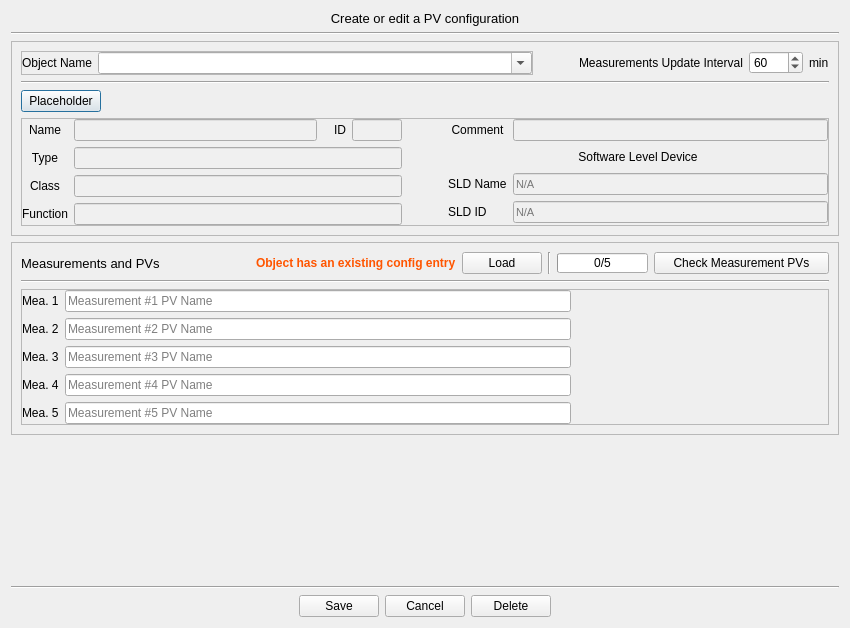
Old version of the form ServiceManager/GUI/layouts/ConfigEntry.ui in the repository ISISNeutronMuon/HLM_PV_Import.
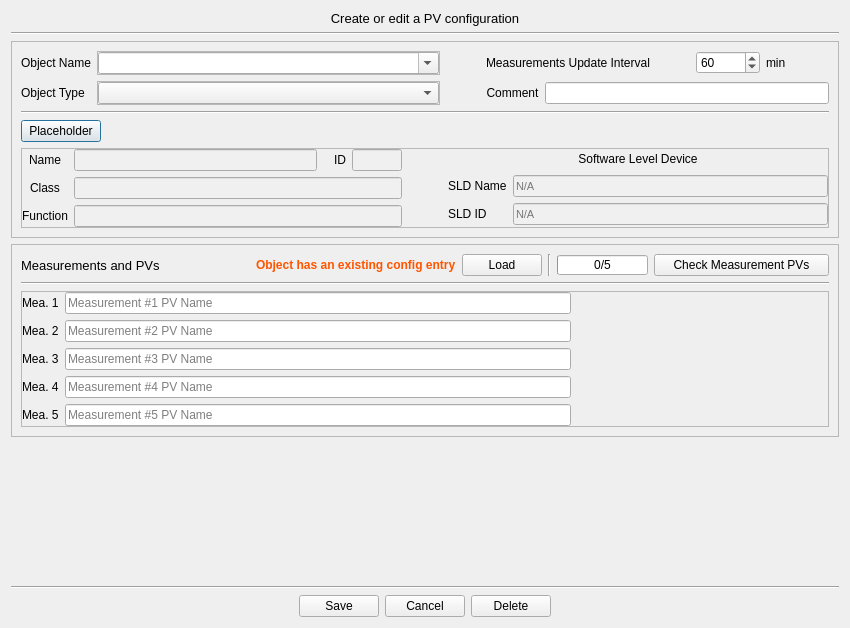
New version of the form.

Commit message: Added option to create object when adding PV config, adjusted ConfigEntry.ui, added new DBUtils methods

The edit to the form file:
```diff
--- a/ServiceManager/GUI/layouts/ConfigEntry.ui
+++ b/ServiceManager/GUI/layouts/ConfigEntry.ui
@@ -24,7 +24,7 @@
   <property name="windowTitle">
    <string>Object PV Configuration</string>
   </property>
-  <layout class="QVBoxLayout" name="verticalLayout_6">
+  <layout class="QVBoxLayout" name="verticalLayout_5">
    <item>
     <widget class="QLabel" name="objectTitleLabel">
      <property name="minimumSize">
@@ -61,85 +61,56 @@
      <property name="frameShadow">
       <enum>QFrame::Raised</enum>
      </property>
-     <layout class="QVBoxLayout" name="verticalLayout_5">
+     <layout class="QVBoxLayout" name="verticalLayout_4">
       <item>
-       <layout class="QVBoxLayout" name="verticalLayout_4">
-        <property name="bottomMargin">
-         <number>0</number>
-        </property>
-        <item>
-         <layout class="QHBoxLayout" name="horizontalLayout">
+       <layout class="QGridLayout" name="gridLayout_4">
+        <item row="0" column="0">
+         <widget class="QLabel" name="objectNameLabel">
+          <property name="font">
+           <font>
+            <pointsize>9</pointsize>
+           </font>
+          </property>
+          <property name="text">
+           <string>Object Name</string>
+          </property>
+          <property name="alignment">
+           <set>Qt::AlignLeading|Qt::AlignLeft|Qt::AlignVCenter</set>
+          </property>
+         </widget>
+        </item>
+        <item row="0" column="2">
+         <spacer name="horizontalSpacer">
+          <property name="orientation">
+           <enum>Qt::Horizontal</enum>
+          </property>
+          <property name="sizeType">
+           <enum>QSizePolicy::Fixed</enum>
+          </property>
+          <property name="sizeHint" stdset="0">
+           <size>
+            <width>40</width>
+            <height>20</height>
+           </size>
+          </property>
+         </spacer>
+        </item>
+        <item row="0" column="3">
+         <layout class="QHBoxLayout" name="horizontalLayout_3">
           <item>
-           <widget class="QFrame" name="objectNameFrame">
-            <property name="styleSheet">
-             <string notr="true"/>
+           <widget class="QLabel" name="logIntervalLabel">
+            <property name="font">
+             <font>
+              <pointsize>9</pointsize>
+             </font>
             </property>
-            <property name="frameShape">
-             <enum>QFrame::StyledPanel</enum>
+            <property name="text">
+             <string>Measurements Update Interval</string>
             </property>
-            <property name="frameShadow">
-             <enum>QFrame::Raised</enum>
-            </property>
-            <layout class="QHBoxLayout" name="horizontalLayout_7">
-             <property name="leftMargin">
-              <number>0</number>
-             </property>
-             <property name="topMargin">
-              <number>0</number>
-             </property>
-             <property name="rightMargin">
-              <number>0</number>
-             </property>
-             <property name="bottomMargin">
-              <number>0</number>
-             </property>
-             <item>
-              <widget class="QLabel" name="objectNameLabel">
-               <property name="font">
-                <font>
-                 <pointsize>9</pointsize>
-                </font>
-               </property>
-               <property name="text">
-                <string>Object Name</string>
-               </property>
-               <property name="alignment">
-                <set>Qt::AlignCenter</set>
-               </property>
-              </widget>
-             </item>
-             <item>
-              <widget class="QComboBox" name="objectNameCB">
-               <property name="sizePolicy">
-                <sizepolicy hsizetype="Expanding" vsizetype="Fixed">
-                 <horstretch>0</horstretch>
-                 <verstretch>0</verstretch>
-                </sizepolicy>
-               </property>
-               <property name="font">
-                <font>
-                 <pointsize>9</pointsize>
-                </font>
-               </property>
-               <property name="focusPolicy">
-                <enum>Qt::StrongFocus</enum>
-               </property>
-               <property name="toolTip">
-                <string>Name of the object for which to add/edit configuration.</string>
-               </property>
-               <property name="whatsThis">
-                <string>The name of the object whose configuration to add/edit. It can be selected from the list of existing database objects, or typed and created with default values (depending on its type).</string>
-               </property>
-               <property name="editable">
-                <bool>true</bool>
-               </property>
-              </widget>
-             </item>
-            </layout>
            </widget>
           </item>
           <item>
-           <spacer name="horizontalSpacer">
+           <spacer name="horizontalSpacer_18">
             <property name="orientation">
              <enum>Qt::Horizontal</enum>
             </property>
@@ -155,59 +126,221 @@
            </spacer>
           </item>
           <item>
-           <layout class="QHBoxLayout" name="horizontalLayout_3">
-            <item>
-             <widget class="QLabel" name="logIntervalLabel">
-              <property name="font">
-               <font>
-                <pointsize>9</pointsize>
-               </font>
-              </property>
-              <property name="text">
-               <string>Measurements Update Interval</string>
-              </property>
-             </widget>
-            </item>
-            <item>
-             <widget class="QSpinBox" name="logIntervalSpinBox">
-              <property name="font">
-               <font>
-                <pointsize>9</pointsize>
-               </font>
-              </property>
-              <property name="focusPolicy">
-               <enum>Qt::StrongFocus</enum>
-              </property>
-              <property name="toolTip">
-               <string>How often the measurement values will be updated.</string>
-              </property>
-              <property name="whatsThis">
-               <string>The helium database measurements logging period for the object (how often it will be updated).</string>
-              </property>
-              <property name="minimum">
-               <number>1</number>
-              </property>
-              <property name="maximum">
-               <number>9999</number>
-              </property>
-              <property name="value">
-               <number>60</number>
-              </property>
-             </widget>
-            </item>
-            <item>
-             <widget class="QLabel" name="logIntervalLabel_2">
-              <property name="font">
-               <font>
-                <pointsize>9</pointsize>
-               </font>
-              </property>
-              <property name="text">
-               <string>min</string>
-              </property>
-             </widget>
-            </item>
-           </layout>
+           <widget class="QSpinBox" name="logIntervalSpinBox">
+            <property name="font">
+             <font>
+              <pointsize>9</pointsize>
+             </font>
+            </property>
+            <property name="focusPolicy">
+             <enum>Qt::StrongFocus</enum>
+            </property>
+            <property name="toolTip">
+             <string>How often the measurement values will be updated.</string>
+            </property>
+            <property name="whatsThis">
+             <string>The helium database measurements logging period for the object (how often it will be updated).</string>
+            </property>
+            <property name="minimum">
+             <number>1</number>
+            </property>
+            <property name="maximum">
+             <number>9999</number>
+            </property>
+            <property name="value">
+             <number>60</number>
+            </property>
+           </widget>
+          </item>
+          <item>
+           <widget class="QLabel" name="logIntervalLabel_2">
+            <property name="font">
+             <font>
+              <pointsize>9</pointsize>
+             </font>
+            </property>
+            <property name="text">
+             <string>min</string>
+            </property>
+           </widget>
+          </item>
+         </layout>
+        </item>
+        <item row="1" column="0">
+         <widget class="QLabel" name="objectTypeLabel">
+          <property name="font">
+           <font>
+            <pointsize>9</pointsize>
+           </font>
+          </property>
+          <property name="text">
+           <string>Object Type</string>
+          </property>
+          <property name="alignment">
+           <set>Qt::AlignLeading|Qt::AlignLeft|Qt::AlignVCenter</set>
+          </property>
+         </widget>
+        </item>
+        <item row="1" column="1">
+         <widget class="QFrame" name="objectTypeFrame">
+          <property name="frameShape">
+           <enum>QFrame::StyledPanel</enum>
+          </property>
+          <property name="frameShadow">
+           <enum>QFrame::Raised</enum>
+          </property>
+          <layout class="QHBoxLayout" name="horizontalLayout_5">
+           <property name="leftMargin">
+            <number>0</number>
+           </property>
+           <property name="topMargin">
+            <number>0</number>
+           </property>
+           <property name="rightMargin">
+            <number>0</number>
+           </property>
+           <property name="bottomMargin">
+            <number>0</number>
+           </property>
+           <item>
+            <widget class="QComboBox" name="objectTypeCB">
+             <property name="sizePolicy">
+              <sizepolicy hsizetype="Expanding" vsizetype="Fixed">
+               <horstretch>0</horstretch>
+               <verstretch>0</verstretch>
+              </sizepolicy>
+             </property>
+             <property name="font">
+              <font>
+               <pointsize>9</pointsize>
+              </font>
+             </property>
+             <property name="focusPolicy">
+              <enum>Qt::StrongFocus</enum>
+             </property>
+             <property name="toolTip">
+              <string>The type of the object.</string>
+             </property>
+             <property name="whatsThis">
+              <string>If the object was not found in the database, a new one can be created with blank/default values as long as the name and type are provided.</string>
+             </property>
+             <property name="editable">
+              <bool>false</bool>
+             </property>
+            </widget>
+           </item>
+          </layout>
+         </widget>
+        </item>
+        <item row="0" column="1">
+         <widget class="QFrame" name="objectNameFrame">
+          <property name="styleSheet">
+           <string notr="true"/>
+          </property>
+          <property name="frameShape">
+           <enum>QFrame::StyledPanel</enum>
+          </property>
+          <property name="frameShadow">
+           <enum>QFrame::Raised</enum>
+          </property>
+          <layout class="QHBoxLayout" name="horizontalLayout_7">
+           <property name="leftMargin">
+            <number>0</number>
+           </property>
+           <property name="topMargin">
+            <number>0</number>
+           </property>
+           <property name="rightMargin">
+            <number>0</number>
+           </property>
+           <property name="bottomMargin">
+            <number>0</number>
+           </property>
+           <item>
+            <widget class="QComboBox" name="objectNameCB">
+             <property name="sizePolicy">
+              <sizepolicy hsizetype="Expanding" vsizetype="Fixed">
+               <horstretch>0</horstretch>
+               <verstretch>0</verstretch>
+              </sizepolicy>
+             </property>
+             <property name="font">
+              <font>
+               <pointsize>9</pointsize>
+              </font>
+             </property>
+             <property name="focusPolicy">
+              <enum>Qt::StrongFocus</enum>
+             </property>
+             <property name="toolTip">
+              <string>Name of the object for which to add/edit configuration.</string>
+             </property>
+             <property name="whatsThis">
+              <string>The name of the object whose configuration to add/edit. It can be selected from the list of existing database objects, or typed and created with default values (depending on its type).</string>
+             </property>
+             <property name="editable">
+              <bool>true</bool>
+             </property>
+            </widget>
+           </item>
+          </layout>
+         </widget>
+        </item>
+        <item row="1" column="3">
+         <layout class="QHBoxLayout" name="horizontalLayout_10">
+          <item>
+           <widget class="QLabel" name="objectCommentLabel">
+            <property name="maximumSize">
+             <size>
+              <width>75</width>
+              <height>16777215</height>
+             </size>
+            </property>
+            <property name="font">
+             <font>
+              <pointsize>9</pointsize>
+             </font>
+            </property>
+            <property name="text">
+             <string>Comment</string>
+            </property>
+            <property name="alignment">
+             <set>Qt::AlignCenter</set>
+            </property>
+           </widget>
+          </item>
+          <item>
+           <widget class="QLineEdit" name="objectCommentLineEdit">
+            <property name="maximumSize">
+             <size>
+              <width>16777215</width>
+              <height>16777215</height>
+             </size>
+            </property>
+            <property name="font">
+             <font>
+              <pointsize>9</pointsize>
+             </font>
+            </property>
+            <property name="focusPolicy">
+             <enum>Qt::StrongFocus</enum>
+            </property>
+            <property name="toolTip">
+             <string>Comments regarding the object.</string>
+            </property>
+            <property name="whatsThis">
+             <string>Comments regarding this object.</string>
+            </property>
+            <property name="styleSheet">
+             <string notr="true"/>
+            </property>
+            <property name="text">
+             <string/>
+            </property>
+            <property name="readOnly">
+             <bool>false</bool>
+            </property>
+           </widget>
           </item>
          </layout>
         </item>
@@ -221,7 +354,7 @@
        </widget>
       </item>
       <item>
-       <layout class="QHBoxLayout" name="horizontalLayout_5">
+       <layout class="QHBoxLayout" name="horizontalLayout">
         <item>
          <widget class="QPushButton" name="objectDetailsButton">
           <property name="font">
@@ -286,6 +419,60 @@
           <layout class="QHBoxLayout" name="horizontalLayout_2">
            <item>
             <layout class="QGridLayout" name="gridLayout">
+             <item row="2" column="1" colspan="4">
+              <widget class="QLineEdit" name="objectFunctionLineEdit">
+               <property name="maximumSize">
+                <size>
+                 <width>16777215</width>
+                 <height>16777215</height>
+                </size>
+               </property>
+               <property name="font">
+                <font>
+                 <pointsize>8</pointsize>
+                </font>
+               </property>
+               <property name="focusPolicy">
+                <enum>Qt::NoFocus</enum>
+               </property>
+               <property name="toolTip">
+                <string>The function of the object.</string>
+               </property>
+               <property name="whatsThis">
+                <string>The object's function, describing the overall purpose of the device.</string>
+               </property>
+               <property name="styleSheet">
+                <string notr="true">background-color: #F0F0F0;</string>
+               </property>
+               <property name="text">
+                <string/>
+               </property>
+               <property name="readOnly">
+                <bool>true</bool>
+               </property>
+              </widget>
+             </item>
+             <item row="2" column="0">
+              <widget class="QLabel" name="objectFunctionLabel">
+               <property name="maximumSize">
+                <size>
+                 <width>75</width>
+                 <height>16777215</height>
+                </size>
+               </property>
+               <property name="font">
+                <font>
+                 <pointsize>9</pointsize>
+                </font>
+               </property>
+               <property name="text">
+                <string>Function</string>
+               </property>
+               <property name="alignment">
+                <set>Qt::AlignCenter</set>
+               </property>
+              </widget>
+             </item>
              <item row="0" column="0">
               <widget class="QLabel" name="objectNameDetailsLbl">
                <property name="maximumSize">
@@ -337,39 +524,6 @@
                </property>
               </widget>
              </item>
-             <item row="0" column="1">
-              <widget class="QLineEdit" name="objectNameDetailsLineEdit">
-               <property name="maximumSize">
-                <size>
-                 <width>16777215</width>
-                 <height>16777215</height>
-                </size>
-               </property>
-               <property name="font">
-                <font>
-                 <pointsize>8</pointsize>
-                </font>
-               </property>
-               <property name="focusPolicy">
-                <enum>Qt::NoFocus</enum>
-               </property>
-               <property name="toolTip">
-                <string>The name of the object, as it is in the DB record.</string>
-               </property>
-               <property name="whatsThis">
-                <string>The name of the object as it is in the helium DB.</string>
-               </property>
-               <property name="styleSheet">
-                <string notr="true">background-color: #F0F0F0;</string>
-               </property>
-               <property name="text">
-                <string/>
-               </property>
-               <property name="readOnly">
-                <bool>true</bool>
-               </property>
-              </widget>
-             </item>
              <item row="0" column="2">
               <spacer name="horizontalSpacer_15">
                <property name="orientation">
@@ -402,8 +556,8 @@
                </property>
               </widget>
              </item>
-             <item row="1" column="1" colspan="4">
-              <widget class="QLineEdit" name="objectTypeLineEdit">
+             <item row="0" column="1">
+              <widget class="QLineEdit" name="objectNameDetailsLineEdit">
                <property name="maximumSize">
                 <size>
                  <width>16777215</width>
@@ -419,10 +573,10 @@
                 <enum>Qt::NoFocus</enum>
                </property>
                <property name="toolTip">
-                <string>The type of the object.</string>
+                <string>The name of the object, as it is in the DB record.</string>
                </property>
                <property name="whatsThis">
-                <string>The object's type.</string>
+                <string>The name of the object as it is in the helium DB.</string>
                </property>
                <property name="styleSheet">
                 <string notr="true">background-color: #F0F0F0;</string>
@@ -436,27 +590,6 @@
               </widget>
              </item>
              <item row="1" column="0">
-              <widget class="QLabel" name="objectTypeLabel">
-               <property name="maximumSize">
-                <size>
-                 <width>75</width>
-                 <height>16777215</height>
-                </size>
-               </property>
-               <property name="font">
-                <font>
-                 <pointsize>9</pointsize>
-                </font>
-               </property>
-               <property name="text">
-                <string>Type</string>
-               </property>
-               <property name="alignment">
-                <set>Qt::AlignCenter</set>
-               </property>
-              </widget>
-             </item>
-             <item row="2" column="0">
               <widget class="QLabel" name="objectClassLabel">
                <property name="maximumSize">
                 <size>
@@ -477,7 +610,7 @@
                </property>
               </widget>
              </item>
-             <item row="2" column="1" colspan="4">
+             <item row="1" column="1" colspan="4">
               <widget class="QLineEdit" name="objectClassLineEdit">
                <property name="maximumSize">
                 <size>
@@ -510,60 +643,6 @@
                </property>
               </widget>
              </item>
-             <item row="3" column="0">
-              <widget class="QLabel" name="objectFunctionLabel">
-               <property name="maximumSize">
-                <size>
-                 <width>75</width>
-                 <height>16777215</height>
-                </size>
-               </property>
-               <property name="font">
-                <font>
-                 <pointsize>9</pointsize>
-                </font>
-               </property>
-               <property name="text">
-                <string>Function</string>
-               </property>
-               <property name="alignment">
-                <set>Qt::AlignCenter</set>
-               </property>
-              </widget>
-             </item>
-             <item row="3" column="1" colspan="4">
-              <widget class="QLineEdit" name="objectFunctionLineEdit">
-               <property name="maximumSize">
-                <size>
-                 <width>16777215</width>
-                 <height>16777215</height>
-                </size>
-               </property>
-               <property name="font">
-                <font>
-                 <pointsize>8</pointsize>
-                </font>
-               </property>
-               <property name="focusPolicy">
-                <enum>Qt::NoFocus</enum>
-               </property>
-               <property name="toolTip">
-                <string>The function of the object.</string>
-               </property>
-               <property name="whatsThis">
-                <string>The object's function, describing the overall purpose of the device.</string>
-               </property>
-               <property name="styleSheet">
-                <string notr="true">background-color: #F0F0F0;</string>
-               </property>
-               <property name="text">
-                <string/>
-               </property>
-               <property name="readOnly">
-                <bool>true</bool>
-               </property>
-              </widget>
-             </item>
             </layout>
            </item>
            <item>
@@ -584,121 +663,7 @@
            </item>
            <item>
             <layout class="QGridLayout" name="gridLayout_2">
-             <item row="0" column="0">
-              <widget class="QLabel" name="objectCommentLabel">
-               <property name="maximumSize">
-                <size>
-                 <width>75</width>
-                 <height>16777215</height>
-                </size>
-               </property>
-               <property name="font">
-                <font>
-                 <pointsize>9</pointsize>
-                </font>
-               </property>
-               <property name="text">
-                <string>Comment</string>
-               </property>
-               <property name="alignment">
-                <set>Qt::AlignCenter</set>
-               </property>
-              </widget>
-             </item>
-             <item row="2" column="1">
-              <widget class="QLineEdit" name="SLDNameLineEdit">
-               <property name="font">
-                <font>
-                 <pointsize>8</pointsize>
-                </font>
-               </property>
-               <property name="focusPolicy">
-                <enum>Qt::NoFocus</enum>
-               </property>
-               <property name="toolTip">
-                <string>The name of the Software Level Device attached to this object, if exists.</string>
-               </property>
-               <property name="whatsThis">
-                <string>The name of the Software Level Device linked to this object. A SLD &quot;stands&quot; between the object itself and its measurements, acting as a &quot;middle-man&quot;. Cryostats, vessels and gas counters require a SLD.</string>
-               </property>
-               <property name="styleSheet">
-                <string notr="true">background-color: #F0F0F0;</string>
-               </property>
-               <property name="placeholderText">
-                <string>N/A</string>
-               </property>
-              </widget>
-             </item>
-             <item row="1" column="0" colspan="2">
-              <widget class="QLabel" name="softwareLevelDeviceLabel">
-               <property name="enabled">
-                <bool>true</bool>
-               </property>
-               <property name="maximumSize">
-                <size>
-                 <width>16777215</width>
-                 <height>20</height>
-                </size>
-               </property>
-               <property name="font">
-                <font>
-                 <pointsize>9</pointsize>
-                </font>
-               </property>
-               <property name="text">
-                <string>Software Level Device</string>
-               </property>
-               <property name="alignment">
-                <set>Qt::AlignCenter</set>
-               </property>
-              </widget>
-             </item>
              <item row="2" column="0">
-              <widget class="QLabel" name="SLDNameLabel">
-               <property name="font">
-                <font>
-                 <pointsize>9</pointsize>
-                </font>
-               </property>
-               <property name="text">
-                <string>SLD Name</string>
-               </property>
-              </widget>
-             </item>
-             <item row="0" column="1">
-              <widget class="QLineEdit" name="objectCommentLineEdit">
-               <property name="maximumSize">
-                <size>
-                 <width>16777215</width>
-                 <height>16777215</height>
-                </size>
-               </property>
-               <property name="font">
-                <font>
-                 <pointsize>8</pointsize>
-                </font>
-               </property>
-               <property name="focusPolicy">
-                <enum>Qt::NoFocus</enum>
-               </property>
-               <property name="toolTip">
-                <string>Comments regarding the object.</string>
-               </property>
-               <property name="whatsThis">
-                <string>Comments regarding this object.</string>
-               </property>
-               <property name="styleSheet">
-                <string notr="true">background-color: #F0F0F0;</string>
-               </property>
-               <property name="text">
-                <string/>
-               </property>
-               <property name="readOnly">
-                <bool>true</bool>
-               </property>
-              </widget>
-             </item>
-             <item row="3" column="0">
               <widget class="QLabel" name="SLDIDLabel">
                <property name="font">
                 <font>
@@ -710,13 +675,16 @@
                </property>
               </widget>
              </item>
-             <item row="3" column="1">
+             <item row="2" column="1">
               <widget class="QLineEdit" name="SLDIDLineEdit">
                <property name="font">
                 <font>
                  <pointsize>8</pointsize>
                 </font>
                </property>
+               <property name="cursor">
+                <cursorShape>ArrowCursor</cursorShape>
+               </property>
                <property name="focusPolicy">
                 <enum>Qt::NoFocus</enum>
                </property>
@@ -734,6 +702,69 @@
                </property>
               </widget>
              </item>
+             <item row="0" column="0" colspan="2">
+              <widget class="QLabel" name="softwareLevelDeviceLabel">
+               <property name="enabled">
+                <bool>true</bool>
+               </property>
+               <property name="maximumSize">
+                <size>
+                 <width>16777215</width>
+                 <height>20</height>
+                </size>
+               </property>
+               <property name="font">
+                <font>
+                 <pointsize>9</pointsize>
+                </font>
+               </property>
+               <property name="text">
+                <string>Software Level Device</string>
+               </property>
+               <property name="alignment">
+                <set>Qt::AlignCenter</set>
+               </property>
+              </widget>
+             </item>
+             <item row="1" column="0">
+              <widget class="QLabel" name="SLDNameLabel">
+               <property name="font">
+                <font>
+                 <pointsize>9</pointsize>
+                </font>
+               </property>
+               <property name="text">
+                <string>SLD Name</string>
+               </property>
+              </widget>
+             </item>
+             <item row="1" column="1">
+              <widget class="QLineEdit" name="SLDNameLineEdit">
+               <property name="font">
+                <font>
+                 <pointsize>8</pointsize>
+                </font>
+               </property>
+               <property name="cursor">
+                <cursorShape>ArrowCursor</cursorShape>
+               </property>
+               <property name="focusPolicy">
+                <enum>Qt::NoFocus</enum>
+               </property>
+               <property name="toolTip">
+                <string>The name of the Software Level Device attached to this object, if exists.</string>
+               </property>
+               <property name="whatsThis">
+                <string>The name of the Software Level Device linked to this object. A SLD &quot;stands&quot; between the object itself and its measurements, acting as a &quot;middle-man&quot;. Cryostats, vessels and gas counters require a SLD.</string>
+               </property>
+               <property name="styleSheet">
+                <string notr="true">background-color: #F0F0F0;</string>
+               </property>
+               <property name="placeholderText">
+                <string>N/A</string>
+               </property>
+              </widget>
+             </item>
             </layout>
            </item>
           </layout>
```
Left out of the diff: 6 changed lines with no effect on the pictures. The commit also changes 2 other files.
